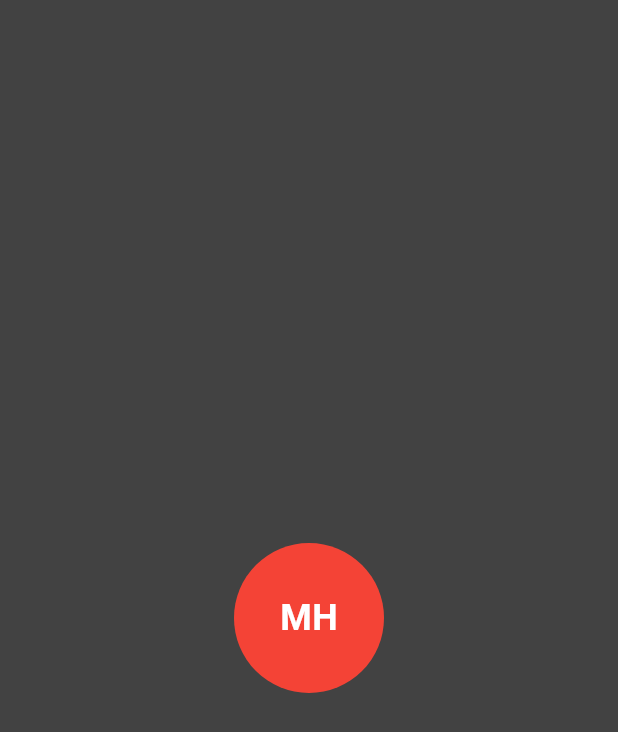
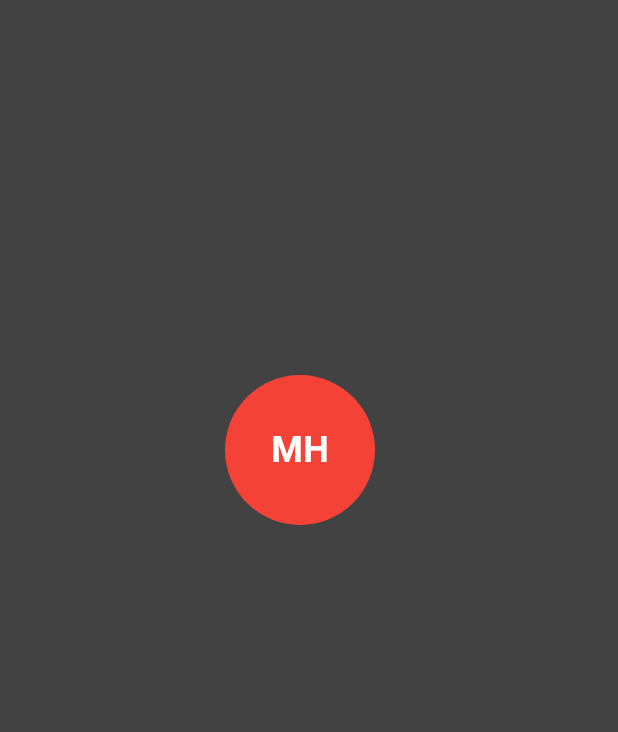
Before and after one commit to moneythemoney999/mugen_haiti, a Flutter app: the screen it shows after launch, on a phone screen of 412 x 824 dp. Shown: the top 732 px of the screen. Run offline on Flutter 3.47's test engine with Material 3 defaults, Android fonts, the phone set to English and light mode, and no system bars.

Commit message:
Point de sauvegarde

```diff
--- a/lib/mugen_haiti.dart
+++ b/lib/mugen_haiti.dart
@@ -9,15 +9,40 @@ class MonJeu extends StatelessWidget {
 
   @override
   Widget build(BuildContext context) {
-    // On retire toute complexité pour ce test.
-    return MaterialApp(
+    return const MaterialApp(
       title: 'Mugen Haïti',
       debugShowCheckedModeBanner: false,
-      home: Scaffold(
-        // Fond gris pour s'assurer que l'on ne regarde pas un widget blanc sur fond blanc.
+      home: PageJeu(),
+    );
+  }
+}
+
+// On re-transforme notre page en "StatefulWidget" pour pouvoir
+// sauvegarder et modifier la position du personnage.
+class PageJeu extends StatefulWidget {
+  const PageJeu({Key? key}) : super(key: key);
+
+  @override
+  State<PageJeu> createState() => _EtatPageJeu();
+}
+
+class _EtatPageJeu extends State<PageJeu> {
+  // On définit une position X et Y pour notre personnage.
+  // Pour l'instant, on met des valeurs fixes pour tester.
+  double _positionX = 150.0;
+  double _positionY = 250.0;
+
+  @override
+  Widget build(BuildContext context) {
+    return Scaffold(
       backgroundColor: Colors.grey[800],
-        body: Center(
-          // Centrer le personnage à l'écran.
+      // On utilise un "Stack" pour nous permettre de superposer des widgets.
+      // C'est parfait pour placer un personnage sur un fond.
+      body: Stack(
+        children: [
+          Positioned(
+            left: _positionX,
+            top: _positionY,
             child: Container(
               width: 100,
               height: 100,
@@ -37,6 +62,7 @@ class MonJeu extends StatelessWidget {
               ),
             ),
           ),
+        ],
       ),
     );
   }
```
Lines whose indentation alone changed are shown as unchanged.
